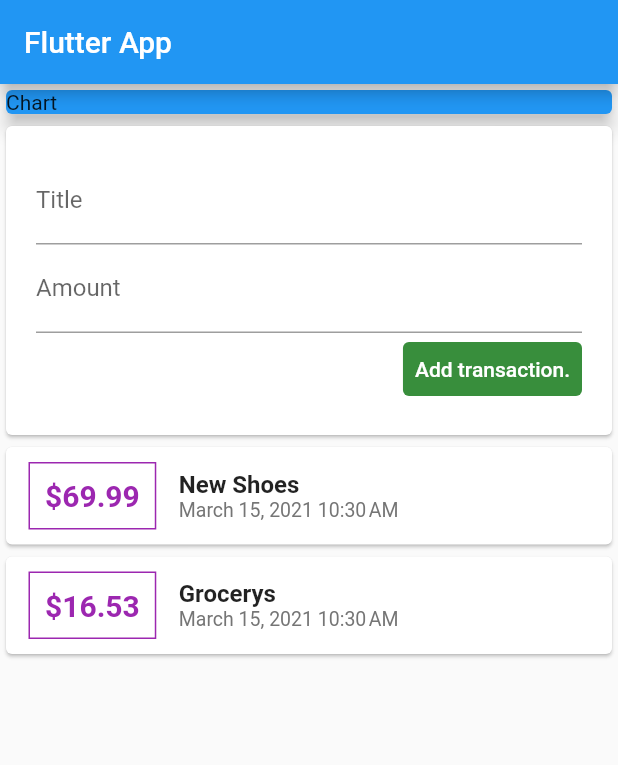
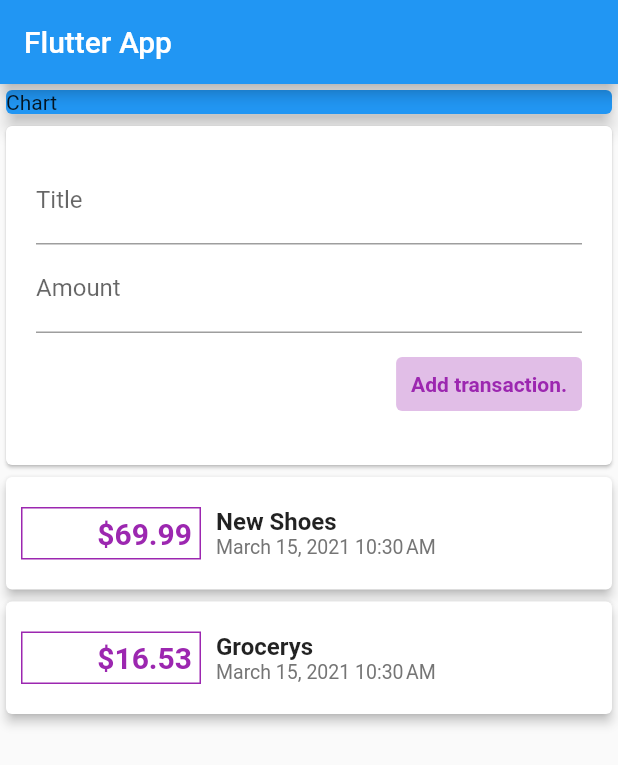
Before and after one commit to serdarsalci/Personal_Expenses_Flutter, a Flutter app: the screen it shows after launch, after a tap on "Add transaction.", on a phone screen of 412 x 824 dp. Shown: the top 765 px of the screen. Run offline on Flutter 3.47's test engine with Material 2 defaults, Android fonts, the phone set to English and light mode, and no system bars.

Commit message:
part 91 Working with ListViews

```diff
--- a/lib/main.dart
+++ b/lib/main.dart
@@ -29,10 +29,11 @@ class MyHomePage extends StatelessWidget {
   @override
   Widget build(BuildContext context) {
     return Scaffold(
-        appBar: AppBar(
-          title: Text('Flutter App'),
-        ),
-        body: Column(
+      appBar: AppBar(
+        title: Text('Flutter App'),
+      ),
+      body: SingleChildScrollView(
+        child: Column(
           // mainAxisAlignment: MainAxisAlignment.start,
           crossAxisAlignment: CrossAxisAlignment.center,
           children: <Widget>[
@@ -46,6 +47,8 @@ class MyHomePage extends StatelessWidget {
             ),
             UserTransactions(),
           ],
-        ));
+        ),
+      ),
+    );
   }
 }
--- a/lib/widgets/new_transaction.dart
+++ b/lib/widgets/new_transaction.dart
@@ -1,8 +1,12 @@
 import 'package:flutter/material.dart';
 
 class NewTransaction extends StatelessWidget {
+  final Function addTx;
   final titleController = TextEditingController();
   final amountController = TextEditingController();
+
+  NewTransaction(this.addTx);
+
   @override
   Widget build(BuildContext context) {
     return Card(
@@ -25,18 +29,32 @@ class NewTransaction extends StatelessWidget {
               controller: amountController,
               decoration: InputDecoration(labelText: 'Amount'),
             ),
-            TextButton(
-                style: ButtonStyle(
-                    backgroundColor:
-                        MaterialStateProperty.all(Colors.green.shade700),
-                    foregroundColor: MaterialStateProperty.all(Colors.white)),
+            Padding(
+              padding: const EdgeInsets.symmetric(vertical: 10),
+              child: TextButton(
+                style: TextButton.styleFrom(
+                  primary: Colors.purple,
+                  padding: EdgeInsets.all(10.0),
+                  // backgroundColor: Colors.green[50],
+                  backgroundColor: Colors.purple[100],
+                  textStyle: TextStyle(),
+                ),
                 onPressed: () {
+                  addTx(titleController.text,
+                      double.parse(amountController.text));
                   // print(titleInput);
                   // print(amountInput);
-                  print(amountController.text);
-                  print(titleController.text);
+                  // print(amountController.text);
+                  // print(titleController.text);
                 },
-                child: Text('Add transaction.'))
+                child: Text(
+                  'Add transaction.',
+                  style: TextStyle(
+                    fontWeight: FontWeight.bold,
+                  ),
+                ),
+              ),
+            )
           ],
         ),
       ),
--- a/lib/widgets/transaction_list.dart
+++ b/lib/widgets/transaction_list.dart
@@ -9,14 +9,19 @@ class TransactionList extends StatelessWidget {
 
   @override
   Widget build(BuildContext context) {
-    return Column(
-        children: transactions.map((tx) {
+    return Container(
+      height: 400,
+      child: ListView.builder(
+        itemBuilder: (ctx, index) {
           return Card(
+            elevation: 3,
             child: Row(
               children: [
                 Container(
-              padding: EdgeInsets.all(10),
-              margin: EdgeInsets.symmetric(vertical: 10, horizontal: 15),
+                  alignment: Alignment.centerRight,
+                  width: 120,
+                  padding: EdgeInsets.all(5),
+                  margin: EdgeInsets.symmetric(vertical: 20, horizontal: 10),
                   decoration: BoxDecoration(
                     border: Border.all(
                       color: Colors.purple,
@@ -24,7 +29,7 @@ class TransactionList extends StatelessWidget {
                     ),
                   ),
                   child: Text(
-                '\$${tx.amount}',
+                    '\$${transactions[index].amount}',
                     style: TextStyle(
                       fontWeight: FontWeight.w600,
                       fontSize: 20,
@@ -35,14 +40,16 @@ class TransactionList extends StatelessWidget {
                 Column(
                   children: [
                     Text(
-                  tx.title,
+                      transactions[index].title,
                       style: TextStyle(
                         fontWeight: FontWeight.w600,
                         fontSize: 16,
                       ),
                     ),
                     Text(
-                  DateFormat.yMMMMd().add_jm().format(tx.date),
+                      DateFormat.yMMMMd()
+                          .add_jm()
+                          .format(transactions[index].date),
                       style: TextStyle(
                         fontSize: 13,
                         color: Colors.grey[600],
@@ -55,6 +62,9 @@ class TransactionList extends StatelessWidget {
               ],
             ),
           );
-    }).toList());
+        },
+        itemCount: transactions.length,
+      ),
+    );
   }
 }
--- a/lib/widgets/user_transactions.dart
+++ b/lib/widgets/user_transactions.dart
@@ -24,11 +24,24 @@ class _UserTransactionsState extends State<UserTransactions> {
     )
   ];
 
+  void _addNewTransaction(String txTitle, double amount) {
+    final newTx = Transaction(
+      title: txTitle,
+      amount: amount,
+      date: DateTime.now(),
+      id: DateTime.now().toString(),
+    );
+
+    setState(() {
+      _userTransactions.add(newTx);
+    });
+  }
+
   @override
   Widget build(BuildContext context) {
     return Column(
       children: [
-        NewTransaction(),
+        NewTransaction(_addNewTransaction),
         TransactionList(transactions: _userTransactions),
       ],
     );
```
Lines whose indentation alone changed are shown as unchanged.
